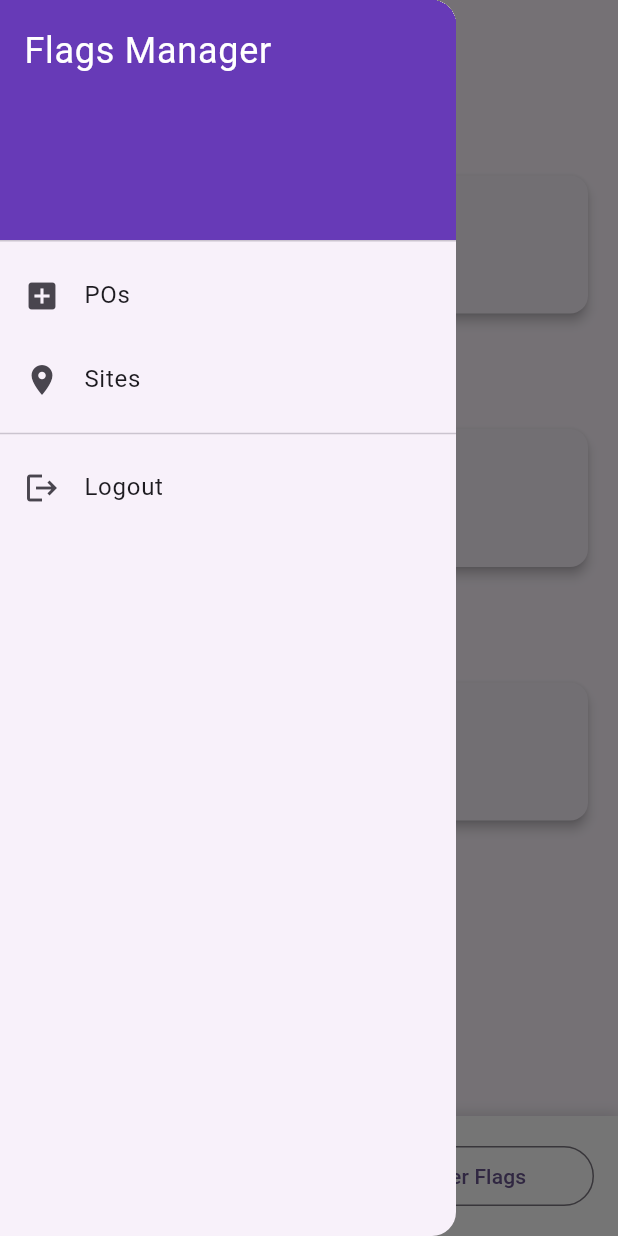
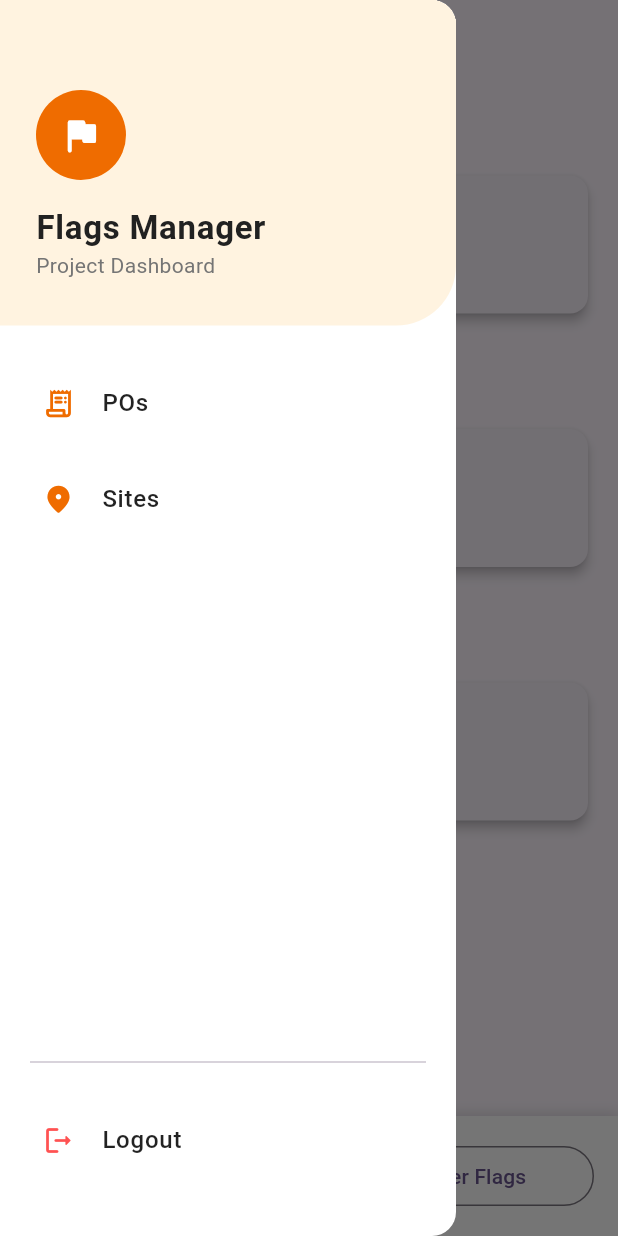
Before and after one commit to yajan08/the_flags_manager, a Flutter app: the screen it shows after launch, with the side drawer open, on a phone screen of 412 x 824 dp. Run offline on Flutter 3.47's test engine with Material 3 defaults, Android fonts, the phone set to English and light mode, and no system bars; our stand-ins replace cloud_firestore, firebase_core; accounts and stored records are empty.

Commit message:
better app drawer

```diff
--- a/lib/widgets/my_drawer.dart
+++ b/lib/widgets/my_drawer.dart
@@ -1,65 +1,137 @@
 import 'package:flags_manager/screens/site_list_screen.dart';
 import 'package:flutter/material.dart';
-import '../screens/po_history_screen.dart'; // new screen
+import '../screens/po_history_screen.dart';
 
 class MyDrawer extends StatelessWidget {
   const MyDrawer({super.key});
 
   @override
   Widget build(BuildContext context) {
+    // Define the theme colors here for easy adjustment
+    final Color primaryOrange = Colors.orange.shade800;
+    final Color surfaceColor = Colors.orange.shade50;
+
     return Drawer(
+      backgroundColor: Colors.white,
+      child: Column( // Using Column instead of ListView for better spacing control
+        children: [
+          // Header Section
+          Container(
+            width: double.infinity,
+            padding: const EdgeInsets.only(top: 60, left: 24, bottom: 30),
+            decoration: BoxDecoration(
+              color: surfaceColor,
+              borderRadius: const BorderRadius.only(
+                bottomRight: Radius.circular(40),
+              ),
+            ),
+            child: Column(
+              crossAxisAlignment: CrossAxisAlignment.start,
+              children: [
+                CircleAvatar(
+                  radius: 30,
+                  backgroundColor: primaryOrange,
+                  child: const Icon(Icons.flag_rounded, color: Colors.white, size: 30),
+                ),
+                const SizedBox(height: 16),
+                Text(
+                  'Flags Manager',
+                  style: TextStyle(
+                    color: Colors.grey.shade900,
+                    fontSize: 22,
+                    fontWeight: FontWeight.bold,
+                    letterSpacing: 0.5,
+                  ),
+                ),
+                Text(
+                  'Project Dashboard',
+                  style: TextStyle(
+                    color: Colors.grey.shade600,
+                    fontSize: 14,
+                  ),
+                ),
+              ],
+            ),
+          ),
+
+          const SizedBox(height: 20),
+
+          // Navigation Items
+          Expanded(
+            child: Padding(
+              padding: const EdgeInsets.symmetric(horizontal: 12),
               child: ListView(
                 padding: EdgeInsets.zero,
                 children: [
-          const DrawerHeader(
-            decoration: BoxDecoration(
-              color: Colors.deepPurple,
-            ),
-            child: Text(
-              'Flags Manager',
-              style: TextStyle(
-                color: Colors.white,
-                fontSize: 24,
-              ),
-            ),
-          ),
-          ListTile(
-            leading: const Icon(Icons.add_box),
-            title: const Text('POs'),
+                  _buildNavItem(
+                    context,
+                    icon: Icons.receipt_long_rounded,
+                    label: 'POs',
+                    color: primaryOrange,
                     onTap: () {
                       Navigator.pop(context);
                       Navigator.push(
                         context,
-                MaterialPageRoute(
-                  builder: (context) => const POHistoryScreen(),
-                ),
+                        MaterialPageRoute(builder: (context) => const POHistoryScreen()),
                       );
                     },
                   ),
-          ListTile(
-            leading: const Icon(Icons.location_on),
-            title: const Text("Sites"),
+                  _buildNavItem(
+                    context,
+                    icon: Icons.location_on_rounded,
+                    label: "Sites",
+                    color: primaryOrange,
                     onTap: () {
+                      Navigator.pop(context); // Added pop for consistency
                       Navigator.push(
                         context,
-                MaterialPageRoute(
-                  builder: (_) => const SiteListScreen(),
-                ),
+                        MaterialPageRoute(builder: (_) => const SiteListScreen()),
                       );
                     },
                   ),
-          Spacer(),
-          const Divider(),
-          ListTile(
-            leading: const Icon(Icons.logout),
-            title: const Text('Logout'),
+                ],
+              ),
+            ),
+          ),
+
+          // Footer / Logout Section
+          const Divider(indent: 20, endIndent: 20),
+          Padding(
+            padding: const EdgeInsets.all(12.0),
+            child: _buildNavItem(
+              context,
+              icon: Icons.logout_rounded,
+              label: 'Logout',
+              color: Colors.redAccent,
               onTap: () {
                 Navigator.pop(context);
                 // implement logout
               },
             ),
+          ),
+          const SizedBox(height: 20), // Bottom padding
         ],
       ),
     );
   }
+
+  // Helper method to keep UI code clean
+  Widget _buildNavItem(BuildContext context,
+      {required IconData icon, required String label, required Color color, required VoidCallback onTap}) {
+    return ListTile(
+      leading: Icon(icon, color: color, size: 22),
+      title: Text(
+        label,
+        style: const TextStyle(
+          fontSize: 16,
+          fontWeight: FontWeight.w500,
+          color: Colors.black87,
+        ),
+      ),
+      shape: RoundedRectangleBorder(borderRadius: BorderRadius.circular(12)),
+      onTap: onTap,
+      contentPadding: const EdgeInsets.symmetric(horizontal: 16, vertical: 4),
+      hoverColor: color.withOpacity(0.1),
+    );
   }
+}
```
Lines whose indentation alone changed are shown as unchanged.
